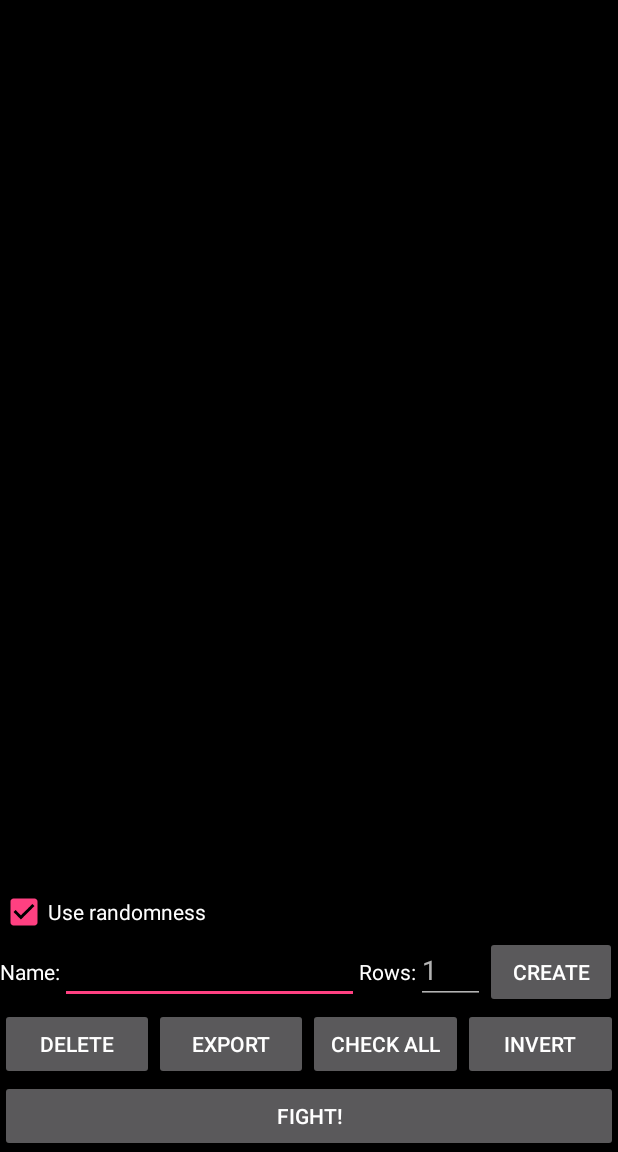
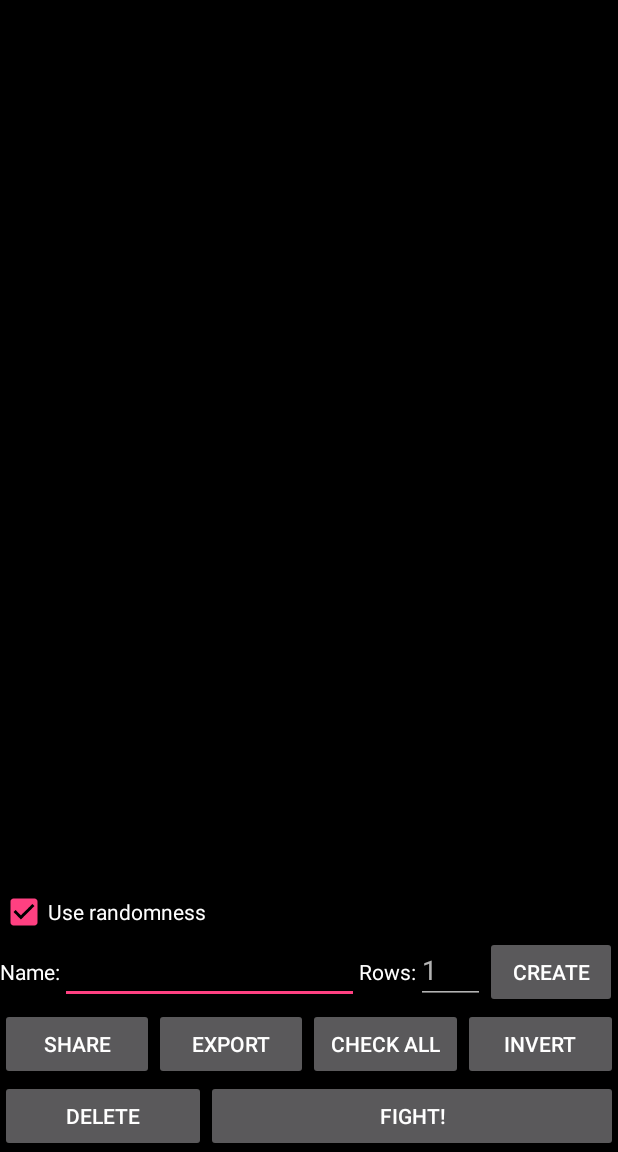
Before and after one commit to SebiderSushi/ArmySimApp, an Android app: the screen it shows after launch (MainActivity), on a phone screen of 412 x 824 dp, the part 84-1236 px from its top. Run offline under Robolectric (Android 15) with nearby library versions, the phone set to English and light mode, and no system bars.

Commit message:
Implement sharing Armies as text; MainActivity: Rearrange saveTextHead string

```diff
--- a/app/src/main/res/layout/activity_main.xml
+++ b/app/src/main/res/layout/activity_main.xml
@@ -79,8 +79,8 @@
                 android:layout_width="0dp"
                 android:layout_height="match_parent"
                 android:layout_weight="1"
-                android:onClick="deleteSelectedArmies"
-                android:text="@string/delete" />
+                android:onClick="shareSelectedArmies"
+                android:text="@string/share" />
 
             <Button
                 android:layout_width="0dp"
@@ -104,11 +104,24 @@
                 android:text="@string/invert" />
         </LinearLayout>
 
-        <Button
-            android:id="@+id/button_newSimulation"
+        <LinearLayout
             android:layout_width="match_parent"
             android:layout_height="wrap_content"
-            android:onClick="setupSimulation"
-            android:text="@string/button_newSimulation" />
+            android:orientation="horizontal">
+
+            <Button
+                android:layout_width="0dp"
+                android:layout_height="match_parent"
+                android:layout_weight="1"
+                android:onClick="deleteSelectedArmies"
+                android:text="@string/delete" />
+
+            <Button
+                android:layout_width="0dp"
+                android:layout_height="match_parent"
+                android:layout_weight="2"
+                android:onClick="setupSimulation"
+                android:text="@string/button_newSimulation" />
+        </LinearLayout>
     </LinearLayout>
 </RelativeLayout>
--- a/app/src/main/res/values/strings.xml
+++ b/app/src/main/res/values/strings.xml
@@ -51,4 +51,5 @@
     <string name="export_done">"Export done"</string>
     <string name="export_not_writable">"Storage NOT writable!"</string>
     <string name="export_could_not_save">" could NOT be saved!"</string>
+    <string name="share">Share</string>
 </resources>
```
Also changed, not shown: app/src/main/java/me/sebi/armysim/MainActivity.java (+17 -2 lines), 1 other file.
